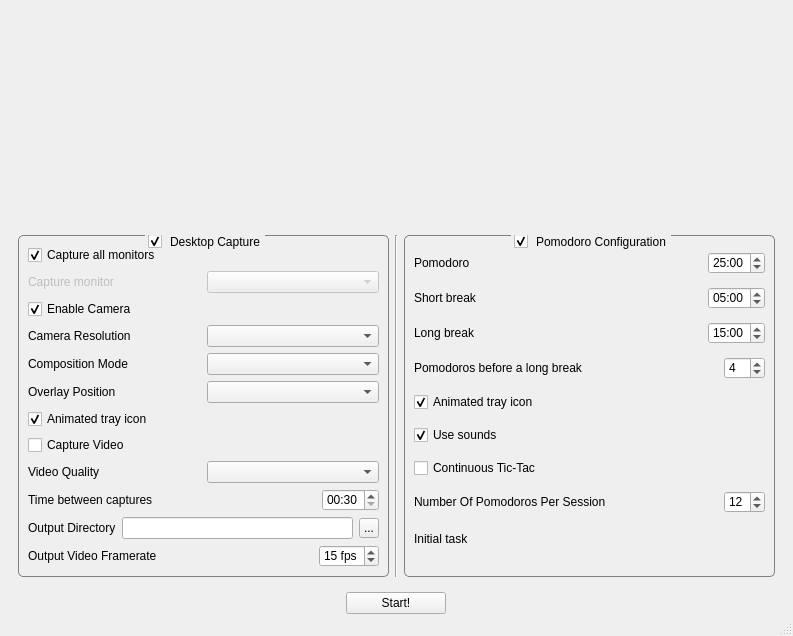
Old version of the form MainWindow.ui in the repository FelixdelasPozas/pomodorotimelapse.
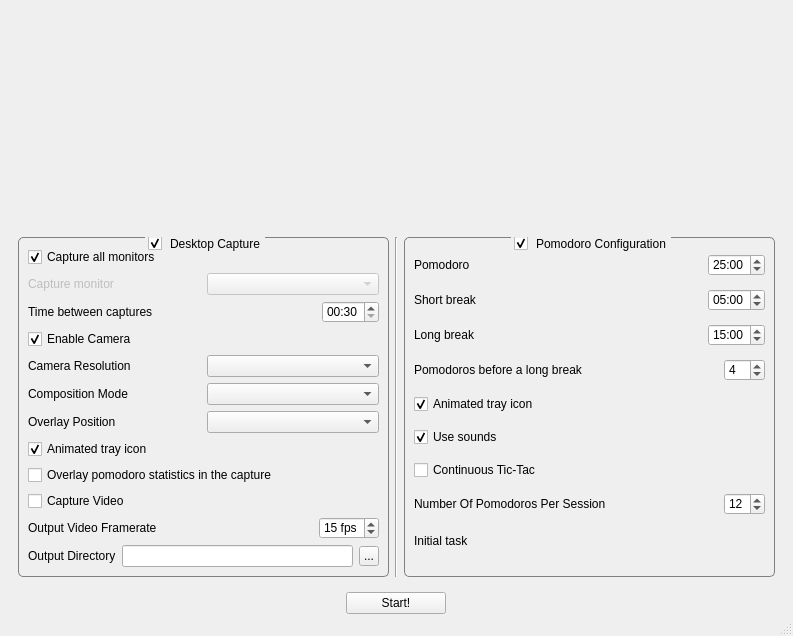
New version of the form. Icons and pictures are not drawn.

Commit message: Initial work on statistics overlay. Remove video quality chooser, will always be "best". Misc small changes.

The edit to the form file:
```diff
--- a/MainWindow.ui
+++ b/MainWindow.ui
@@ -119,6 +119,48 @@
             </item>
            </layout>
           </item>
+          <item>
+           <layout class="QHBoxLayout" name="horizontalLayout_12" stretch="1,0">
+            <property name="topMargin">
+             <number>0</number>
+            </property>
+            <item>
+             <widget class="QLabel" name="label_7">
+              <property name="text">
+               <string>Time between captures</string>
+              </property>
+             </widget>
+            </item>
+            <item>
+             <widget class="QTimeEdit" name="m_screeshotTime">
+              <property name="time">
+               <time>
+                <hour>0</hour>
+                <minute>0</minute>
+                <second>30</second>
+               </time>
+              </property>
+              <property name="maximumTime">
+               <time>
+                <hour>0</hour>
+                <minute>59</minute>
+                <second>59</second>
+               </time>
+              </property>
+              <property name="minimumTime">
+               <time>
+                <hour>0</hour>
+                <minute>0</minute>
+                <second>5</second>
+               </time>
+              </property>
+              <property name="displayFormat">
+               <string>mm:ss</string>
+              </property>
+             </widget>
+            </item>
+           </layout>
+          </item>
           <item>
            <widget class="QCheckBox" name="m_cameraEnabled">
             <property name="text">
@@ -190,6 +232,13 @@
             </property>
            </widget>
           </item>
+          <item>
+           <widget class="QCheckBox" name="m_overlayStats">
+            <property name="text">
+             <string>Overlay pomodoro statistics in the capture</string>
+            </property>
+           </widget>
+          </item>
           <item>
            <widget class="QCheckBox" name="m_captureVideo">
             <property name="text">
@@ -198,59 +247,33 @@
            </widget>
           </item>
           <item>
-           <layout class="QHBoxLayout" name="horizontalLayout_14">
+           <layout class="QHBoxLayout" name="horizontalLayout_16" stretch="1,0">
             <property name="topMargin">
              <number>0</number>
             </property>
             <item>
-             <widget class="QLabel" name="label_11">
+             <widget class="QLabel" name="label_12">
               <property name="text">
-               <string>Video Quality</string>
+               <string>Output Video Framerate</string>
               </property>
              </widget>
             </item>
             <item>
-             <widget class="QComboBox" name="m_captureVideoQuality"/>
-            </item>
-           </layout>
-          </item>
-          <item>
-           <layout class="QHBoxLayout" name="horizontalLayout_12" stretch="1,0">
-            <property name="topMargin">
-             <number>0</number>
-            </property>
-            <item>
-             <widget class="QLabel" name="label_7">
-              <property name="text">
-               <string>Time between captures</string>
+             <widget class="QSpinBox" name="m_fps">
+              <property name="suffix">
+               <string> fps</string>
               </property>
-             </widget>
-            </item>
-            <item>
-             <widget class="QTimeEdit" name="m_screeshotTime">
-              <property name="time">
-               <time>
-                <hour>0</hour>
-                <minute>0</minute>
-                <second>30</second>
-               </time>
+              <property name="minimum">
+               <number>5</number>
               </property>
-              <property name="maximumTime">
-               <time>
-                <hour>0</hour>
-                <minute>59</minute>
-                <second>59</second>
-               </time>
+              <property name="maximum">
+               <number>30</number>
               </property>
-              <property name="minimumTime">
-               <time>
-                <hour>0</hour>
-                <minute>0</minute>
-                <second>5</second>
-               </time>
+              <property name="singleStep">
+               <number>5</number>
               </property>
-              <property name="displayFormat">
-               <string>mm:ss</string>
+              <property name="value">
+               <number>15</number>
               </property>
              </widget>
             </item>
@@ -296,39 +319,6 @@
             </item>
            </layout>
           </item>
-          <item>
-           <layout class="QHBoxLayout" name="horizontalLayout_16" stretch="1,0">
-            <property name="topMargin">
-             <number>0</number>
-            </property>
-            <item>
-             <widget class="QLabel" name="label_12">
-              <property name="text">
-               <string>Output Video Framerate</string>
-              </property>
-             </widget>
-            </item>
-            <item>
-             <widget class="QSpinBox" name="m_fps">
-              <property name="suffix">
-               <string> fps</string>
-              </property>
-              <property name="minimum">
-               <number>5</number>
-              </property>
-              <property name="maximum">
-               <number>30</number>
-              </property>
-              <property name="singleStep">
-               <number>5</number>
-              </property>
-              <property name="value">
-               <number>15</number>
-              </property>
-             </widget>
-            </item>
-           </layout>
-          </item>
          </layout>
         </widget>
        </item>
```
The commit also changes 9 other files.
